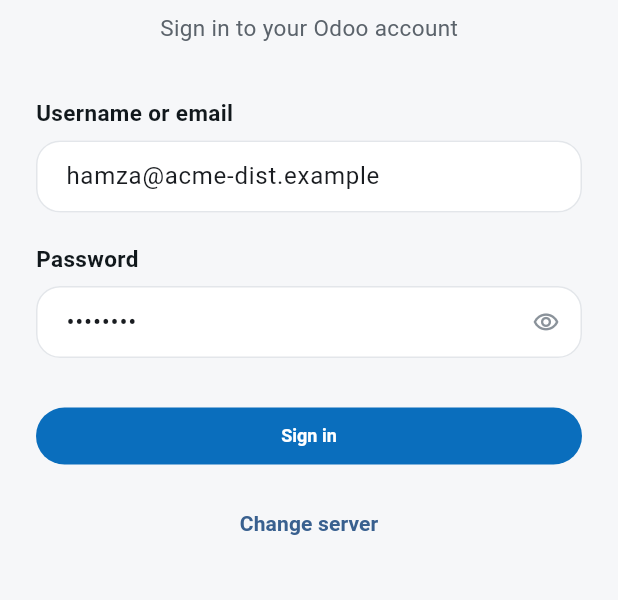
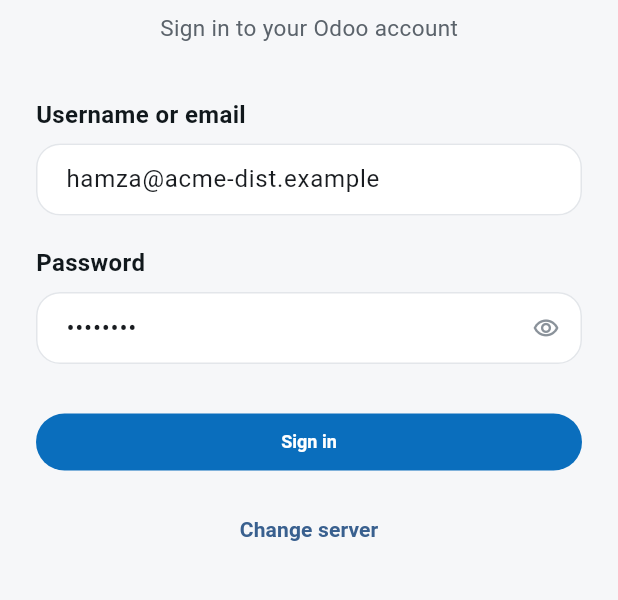
Before and after one commit to hamzatarakhan/sales-app, a Flutter app: the screen it shows after launch, on a phone screen of 412 x 824 dp, the part 446-1046 px from its top. Run offline on Flutter 3.47's test engine with Material 3 defaults, Android fonts, the phone set to English and light mode, and no system bars.

Commit message:
Bolder, larger sign-in field labels to match reference
Username/Password labels were weight 600/15px, noticeably thinner
than the reference screenshot's labels -> bumped to weight 700/16px.

Co-Authored-By: Claude Sonnet 5 <noreply@anthropic.com>

```diff
--- a/lib/screens/sign_in_screen.dart
+++ b/lib/screens/sign_in_screen.dart
@@ -38,7 +38,7 @@ class _SignInScreenState extends State<SignInScreen> {
                   const SizedBox(height: 36),
                   Align(
                     alignment: Alignment.centerLeft,
-                    child: Text(context.t('username_or_email'), style: const TextStyle(fontWeight: FontWeight.w600, fontSize: 15, color: AppColors.text)),
+                    child: Text(context.t('username_or_email'), style: const TextStyle(fontWeight: FontWeight.w700, fontSize: 16, color: AppColors.text)),
                   ),
                   const SizedBox(height: 8),
                   TextField(
@@ -55,7 +55,7 @@ class _SignInScreenState extends State<SignInScreen> {
                   const SizedBox(height: 20),
                   Align(
                     alignment: Alignment.centerLeft,
-                    child: Text(context.t('password'), style: const TextStyle(fontWeight: FontWeight.w600, fontSize: 15, color: AppColors.text)),
+                    child: Text(context.t('password'), style: const TextStyle(fontWeight: FontWeight.w700, fontSize: 16, color: AppColors.text)),
                   ),
                   const SizedBox(height: 8),
                   TextField(
```
